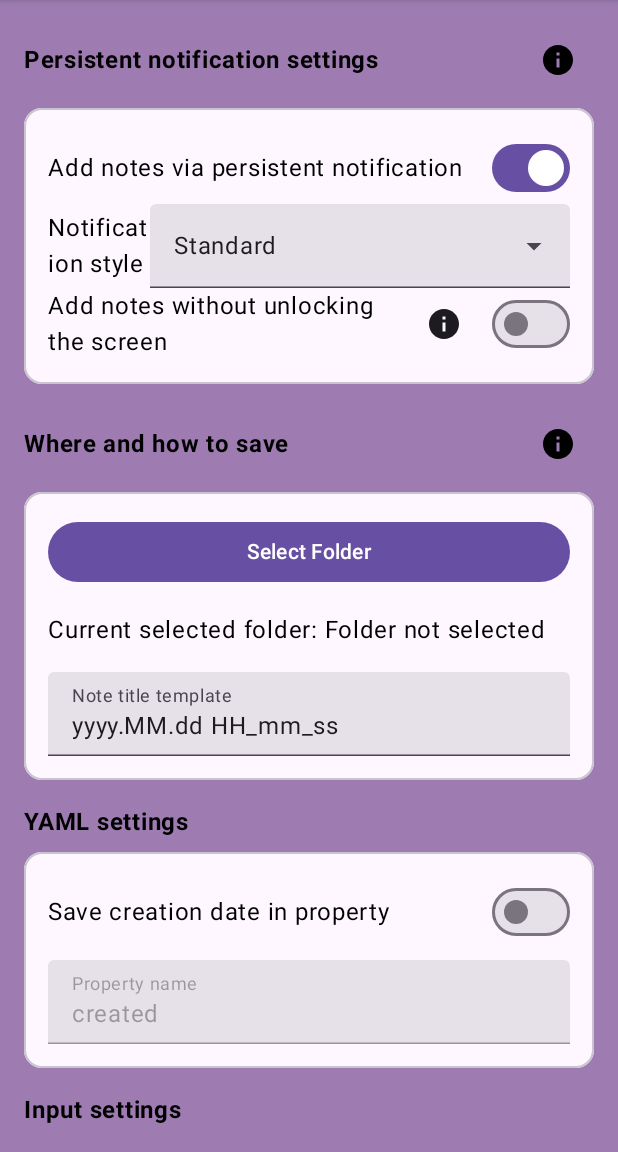
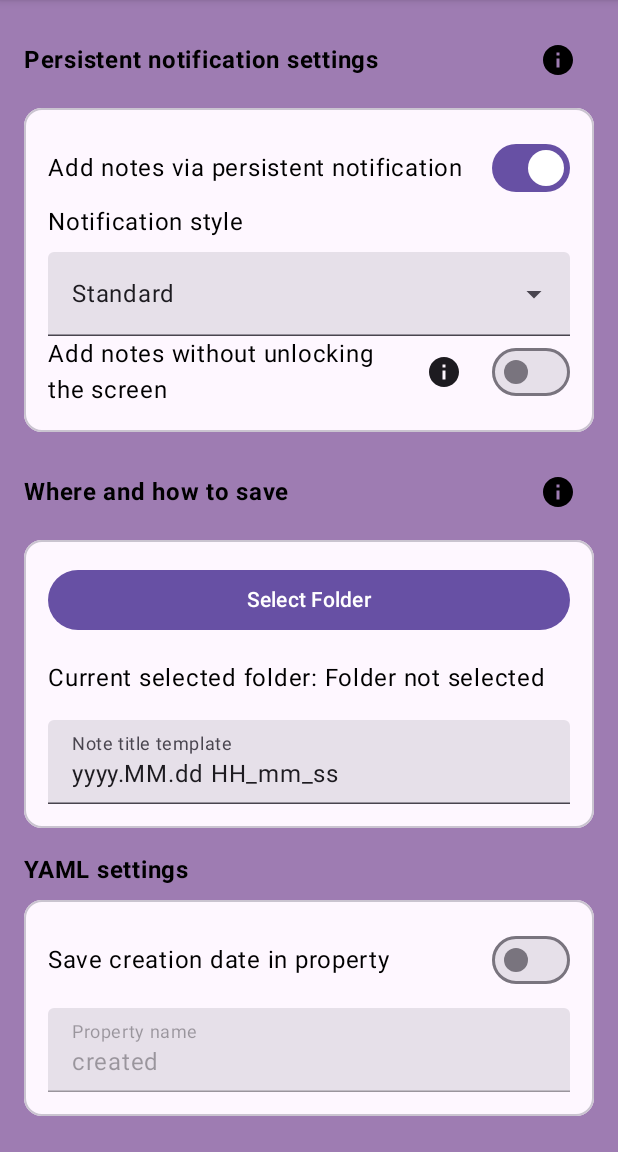
Before and after one commit to Fertion/QuickMDCapture, an Android app built with Jetpack Compose: the screen it shows after launch (MainActivity), on a phone screen of 412 x 824 dp, the part 84-1236 px from its top. Run offline under Robolectric (Android 15) with nearby library versions, the phone set to English and light mode, and no system bars.

Commit message:
Fixed the display of style settings

```diff
--- a/app/src/main/java/com/example/quickmdcapture/SettingsScreen.kt
+++ b/app/src/main/java/com/example/quickmdcapture/SettingsScreen.kt
@@ -88,15 +88,13 @@ fun SettingsScreen(
             }
 
             // Выбор стиля уведомления
-            Row(
-                verticalAlignment = Alignment.CenterVertically,
-                modifier = Modifier.fillMaxWidth()
-            ) {
+            Column(modifier = Modifier.fillMaxWidth()) {
                 Text(
                     text = stringResource(id = R.string.notification_style),
-                    modifier = Modifier.weight(1f),
+                    modifier = Modifier.fillMaxWidth(),
                     color = Color.Black
                 )
+                Spacer(modifier = Modifier.height(8.dp))
                 ExposedDropdownMenuBox(
                     expanded = expandedNotificationStyle,
                     onExpandedChange = { expandedNotificationStyle = it }
@@ -110,7 +108,9 @@ fun SettingsScreen(
                         onValueChange = {},
                         readOnly = true,
                         trailingIcon = { ExposedDropdownMenuDefaults.TrailingIcon(expanded = expandedNotificationStyle) },
-                        modifier = Modifier.menuAnchor()
+                        modifier = Modifier
+                            .fillMaxWidth()
+                            .menuAnchor()
                     )
 
                     ExposedDropdownMenu(
```
Also changed, not shown: 1 other file.
